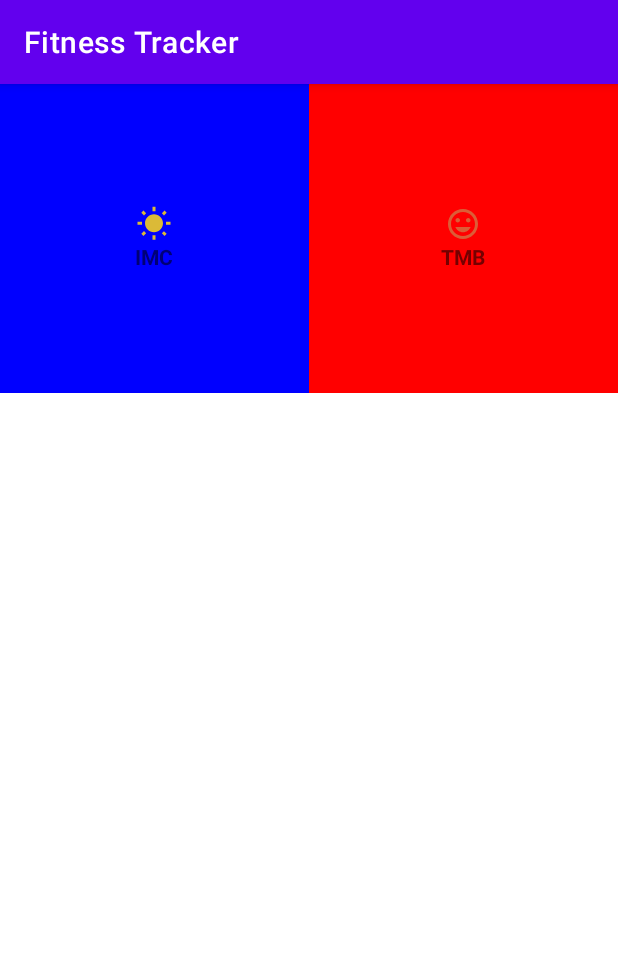
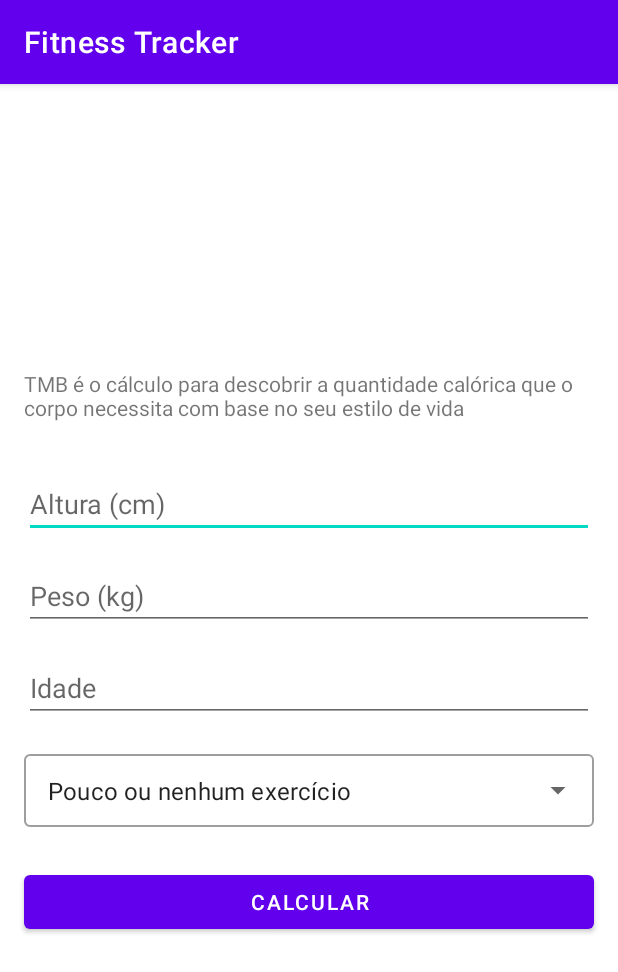
Before and after one commit to wanderson648/android-express-fitness-app, an Android app: the screen it shows after launch (MainActivity before the commit, TmbActivity after it), after a tap on "TMB", on a phone screen of 412 x 824 dp. Shown: the top 972 px of the screen. Run offline under Robolectric (Android 15) with nearby library versions, the phone set to English and light mode, and no system bars; our stand-ins replace Room's generated code.

Commit message:
Criar Tela para caso de uso TMB

```diff
--- a/app/src/main/AndroidManifest.xml
+++ b/app/src/main/AndroidManifest.xml
@@ -15,12 +15,15 @@
         android:theme="@style/Theme.FitnessApp"
         tools:targetApi="31">
         <activity
+            android:name=".TmbActivity"
+            android:exported="false" />
+        <activity
             android:name=".ListCalcActivity"
             android:exported="false"
-            android:parentActivityName=".MainActivity"/>
+            android:parentActivityName=".MainActivity" />
         <activity
             android:name=".FormImcActivity"
-            android:exported="false"/>
+            android:exported="false" />
         <activity
             android:name=".MainActivity"
             android:exported="true">
--- a/app/src/main/java/com/example/fitnessapp/MainActivity.kt
+++ b/app/src/main/java/com/example/fitnessapp/MainActivity.kt
@@ -50,9 +50,14 @@ class MainActivity : AppCompatActivity() {
                         )
                     )
                 }
-                2 -> Toast.makeText(
-                    this, "Sem activity", Toast.LENGTH_LONG
-                ).show()
+                2 -> {
+                    startActivity(
+                        Intent(
+                            this,
+                            TmbActivity::class.java
+                        )
+                    )
+                }
             }
         }
 
--- /dev/null
+++ b/app/src/main/java/com/example/fitnessapp/TmbActivity.kt
@@ -0,0 +1,24 @@
+package com.example.fitnessapp
+
+import androidx.appcompat.app.AppCompatActivity
+import android.os.Bundle
+import android.widget.ArrayAdapter
+import android.widget.AutoCompleteTextView
+
+class TmbActivity : AppCompatActivity() {
+
+    private lateinit var lifestyle: AutoCompleteTextView
+
+    override fun onCreate(savedInstanceState: Bundle?) {
+        super.onCreate(savedInstanceState)
+        setContentView(R.layout.activity_tmb)
+
+        lifestyle = findViewById(R.id.auto_lifestyle)
+        val items = resources.getStringArray(R.array.tmb_lifestyle)
+        lifestyle.setText(items.first())
+        val adapter = ArrayAdapter(this, android.R.layout.simple_list_item_1, items)
+        lifestyle.setAdapter(adapter)
+
+
+    }
+}
--- /dev/null
+++ b/app/src/main/res/layout/activity_tmb.xml
@@ -0,0 +1,57 @@
+<?xml version="1.0" encoding="utf-8"?>
+
+<ScrollView xmlns:android="http://schemas.android.com/apk/res/android"
+    xmlns:tools="http://schemas.android.com/tools"
+    android:layout_width="match_parent"
+    android:layout_height="match_parent">
+
+    <LinearLayout
+        android:layout_gravity="center"
+        android:layout_width="match_parent"
+        android:layout_height="wrap_content"
+        android:orientation="vertical"
+        tools:context=".FormImcActivity">
+
+        <TextView
+            style="@style/StyleTextViewForm"
+            android:text="@string/tmb_desc" />
+
+        <EditText
+            android:id="@+id/edit_height"
+            style="@style/StyleTextForm"
+            android:hint="@string/height"
+            tools:ignore="Autofill" />
+
+        <EditText
+            android:id="@+id/edit_weight"
+            style="@style/StyleTextForm"
+            android:hint="@string/weight"
+            tools:ignore="Autofill" />
+
+        <EditText
+            android:id="@+id/edit_age"
+            style="@style/StyleTextForm"
+            android:hint="@string/age"
+            tools:ignore="Autofill" />
+
+        <com.google.android.material.textfield.TextInputLayout
+            style="@style/AutoTextViewForm"
+            android:layout_width="match_parent"
+            android:layout_height="wrap_content">
+
+            <AutoCompleteTextView
+                android:id="@+id/auto_lifestyle"
+                android:layout_width="match_parent"
+                android:layout_height="wrap_content"
+                android:inputType="none"/>
+
+        </com.google.android.material.textfield.TextInputLayout>
+
+        <Button
+            android:id="@+id/btn_calculate_imc"
+            style="@style/StyleButtonForm"
+            android:text="@string/calc" />
+
+    </LinearLayout>
+
+</ScrollView>
--- /dev/null
+++ b/app/src/main/res/values/arrays.xml
@@ -0,0 +1,11 @@
+<?xml version="1.0" encoding="utf-8"?>
+<resources>
+    <string-array name="tmb_lifestyle">
+        <item>Pouco ou nenhum exercício</item>
+        <item>Exercício leve. 1 a 3 dias por semana</item>
+        <item>Exercício moderado. 3 a 5 dias por semana</item>
+        <item>Exercício pesado. 6 a 7 dias por semana</item>
+        <item>Exercício pesado diariamente e até 2x/dia</item>
+    </string-array>
+
+</resources>
--- a/app/src/main/res/values/styles.xml
+++ b/app/src/main/res/values/styles.xml
@@ -14,6 +14,7 @@
         <item name="android:layout_width">match_parent</item>
         <item name="android:layout_height">wrap_content</item>
         <item name="android:layout_marginStart">16dp</item>
+        <item name="android:layout_marginTop">16dp</item>
         <item name="android:layout_marginEnd">16dp</item>
         <item name="android:inputType">number</item>
         <item name="android:maxLength">3</item>
@@ -24,8 +25,14 @@
         <item name="android:layout_height">wrap_content</item>
         <item name="android:layout_marginStart">16dp</item>
         <item name="android:layout_marginEnd">16dp</item>
-        <item name="android:layout_marginTop">24dp</item>
+        <item name="android:layout_marginTop">26dp</item>
         <item name="android:layout_marginBottom">24dp</item>
+    </style>
+
+    <style name="AutoTextViewForm" parent="@style/Widget.MaterialComponents.TextInputLayout.OutlinedBox.Dense.ExposedDropdownMenu">
+        <item name="android:layout_marginStart">16dp</item>
+        <item name="android:layout_marginTop">16dp</item>
+        <item name="android:layout_marginEnd">16dp</item>
     </style>
 
 
```
